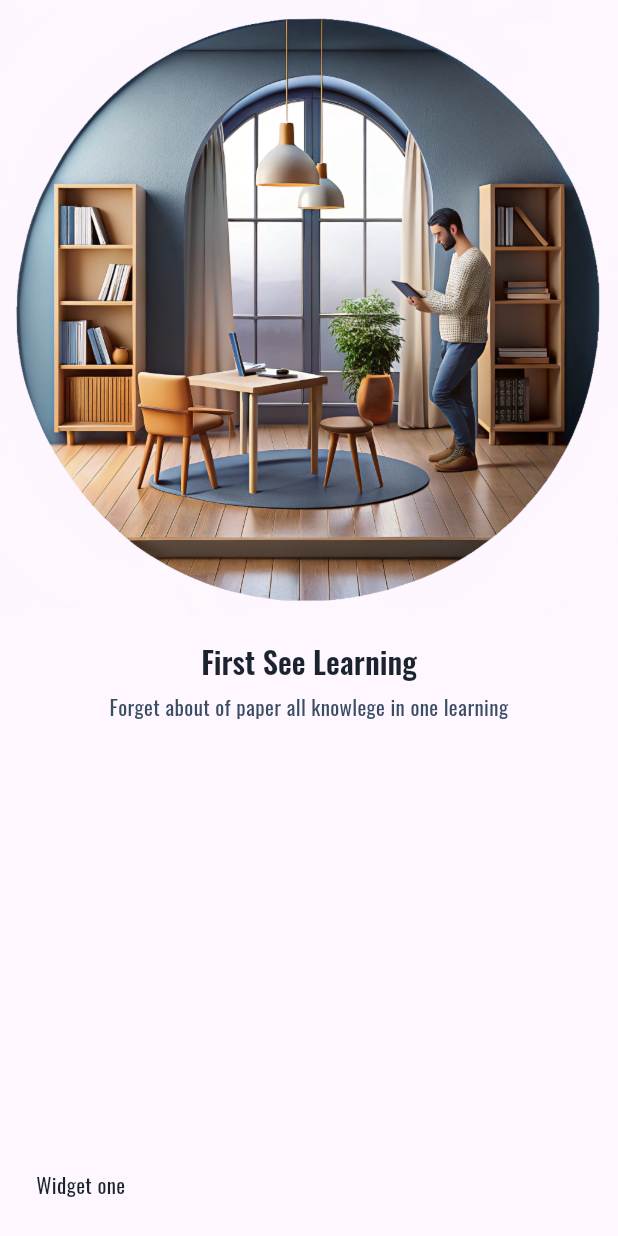
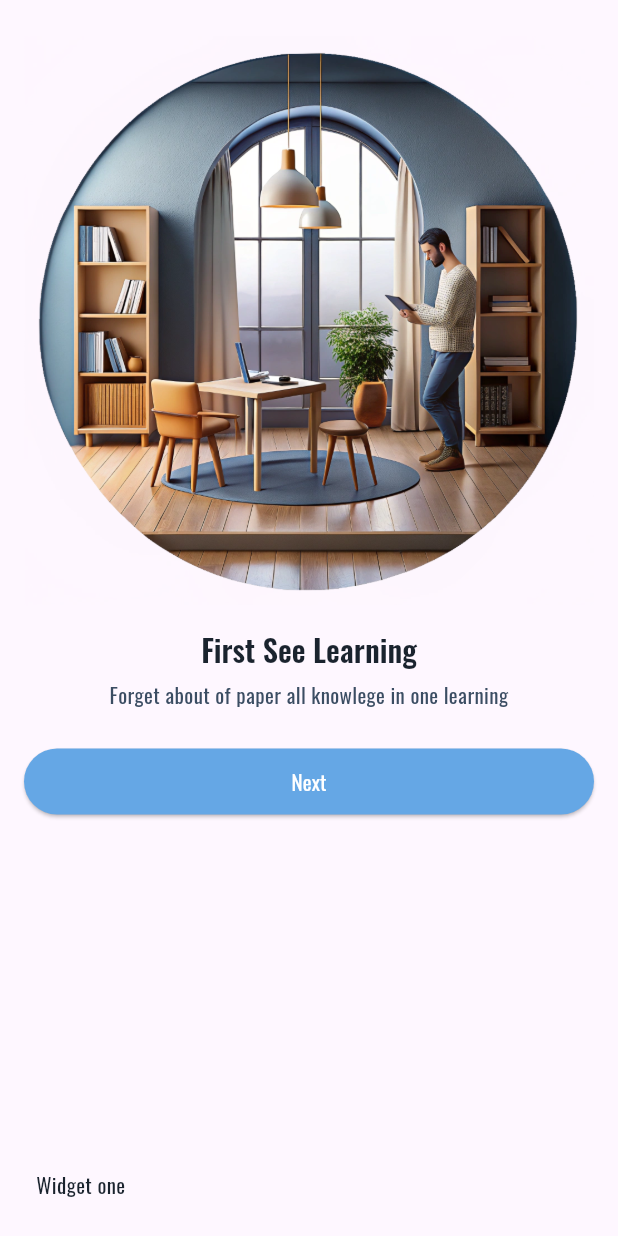
Before and after one commit to Montalmo/ualearning_app, a Flutter app: the screen it shows after launch, on a phone screen of 412 x 824 dp. Run offline on Flutter 3.47's test engine with Material 3 defaults, Android fonts, the phone set to English and light mode, and no system bars; our stand-ins replace flutter_riverpod.

Commit message:
add: ElevatedButtonThemeData

```diff
--- a/lib/theme/color_pallet.dart
+++ b/lib/theme/color_pallet.dart
@@ -1,6 +1,8 @@
 import 'package:flutter/material.dart';
 
 abstract class AppColorPallet {
-  static const Color TextPrimaryColor = Color.fromRGBO(26, 35, 46, 1);
-  static const Color TextSecondaryColor = Color.fromRGBO(59, 77, 99, 1);
+  static const Color textPrimaryColor = Color.fromRGBO(26, 35, 46, 1);
+  static const Color textSecondaryColor = Color.fromRGBO(59, 77, 99, 1);
+  static const Color mainColor = Color.fromRGBO(101, 167, 229, 1);
+  static const Color whiteColor = Color.fromRGBO(255, 255, 255, 1);
 }
--- a/lib/theme/theme_data.dart
+++ b/lib/theme/theme_data.dart
@@ -6,4 +6,5 @@ ThemeData appThemedata = ThemeData(
   useMaterial3: true,
   fontFamily: 'Oswald',
   textTheme: appTextTheme,
+  elevatedButtonTheme: appElevatedButtonThemeData,
 );
--- a/lib/widgets/onboard_page_widget.dart
+++ b/lib/widgets/onboard_page_widget.dart
@@ -18,7 +18,13 @@ class AppOnboardingPage extends StatelessWidget {
 
   @override
   Widget build(BuildContext context) {
-    return Column(
+    return Padding(
+      padding: const EdgeInsets.symmetric(
+        horizontal: 16.0,
+        vertical: 24.0,
+      ),
+      child: Column(
+        crossAxisAlignment: CrossAxisAlignment.stretch,
         children: [
           Image.asset(
             imagePath,
@@ -40,11 +46,18 @@ class AppOnboardingPage extends StatelessWidget {
               description,
               textAlign: TextAlign.center,
               style: context.textTheme.bodyMedium!
-                .copyWith(color: AppColorPallet.TextSecondaryColor),
+                  .copyWith(color: AppColorPallet.textSecondaryColor),
             ),
           ),
           AppGaps.gapH24,
+          ElevatedButton(
+            onPressed: () {},
+            child: Text(
+              'Next',
+            ),
+          ),
         ],
+      ),
     );
   }
 }
```
Also changed, not shown: lib/theme/theme_constants.dart (+23 -12 lines). Lines whose indentation alone changed are shown as unchanged.
